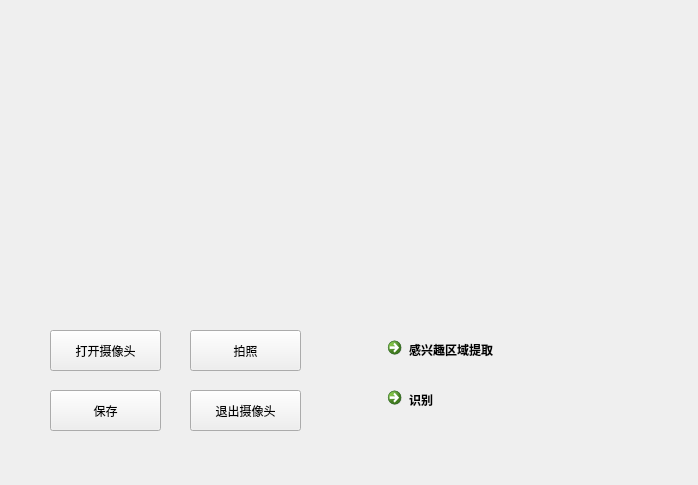
Before: the Qt Designer form PyQt/face.ui in zklt/bishe, drawn with Qt 5.
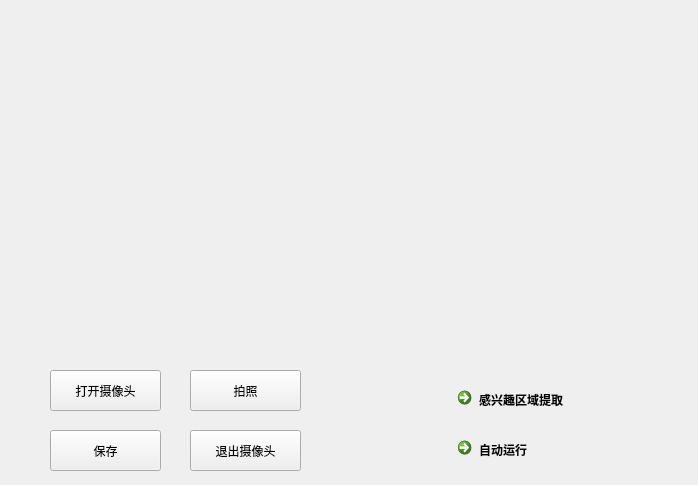
After: the same form once the commit is applied.

```diff
--- a/PyQt/face.ui
+++ b/PyQt/face.ui
@@ -16,10 +16,10 @@
   <widget class="QWidget" name="horizontalLayoutWidget">
    <property name="geometry">
     <rect>
-     <x>30</x>
+     <x>50</x>
      <y>30</y>
-     <width>291</width>
-     <height>271</height>
+     <width>251</width>
+     <height>331</height>
     </rect>
    </property>
    <layout class="QHBoxLayout" name="ImageView"/>
@@ -29,8 +29,8 @@
     <rect>
      <x>370</x>
      <y>30</y>
-     <width>301</width>
-     <height>271</height>
+     <width>251</width>
+     <height>331</height>
     </rect>
    </property>
    <layout class="QVBoxLayout">
@@ -50,7 +50,7 @@
    <property name="geometry">
     <rect>
      <x>50</x>
-     <y>330</y>
+     <y>370</y>
      <width>111</width>
      <height>41</height>
     </rect>
@@ -63,7 +63,7 @@
    <property name="geometry">
     <rect>
      <x>190</x>
-     <y>330</y>
+     <y>370</y>
      <width>111</width>
      <height>41</height>
     </rect>
@@ -76,7 +76,7 @@
    <property name="geometry">
     <rect>
      <x>50</x>
-     <y>390</y>
+     <y>430</y>
      <width>111</width>
      <height>41</height>
     </rect>
@@ -89,7 +89,7 @@
    <property name="geometry">
     <rect>
      <x>190</x>
-     <y>390</y>
+     <y>430</y>
      <width>111</width>
      <height>41</height>
     </rect>
@@ -101,8 +101,8 @@
   <widget class="QCommandLinkButton" name="ROI">
    <property name="geometry">
     <rect>
-     <x>380</x>
-     <y>330</y>
+     <x>450</x>
+     <y>380</y>
      <width>172</width>
      <height>41</height>
     </rect>
@@ -120,14 +120,14 @@
   <widget class="QCommandLinkButton" name="sift">
    <property name="geometry">
     <rect>
-     <x>380</x>
-     <y>380</y>
+     <x>450</x>
+     <y>430</y>
      <width>172</width>
      <height>41</height>
     </rect>
    </property>
    <property name="text">
-    <string>识别</string>
+    <string>自动运行</string>
    </property>
   </widget>
  </widget>
```
Left out of the diff: 2 changed lines with no effect on the pictures.
